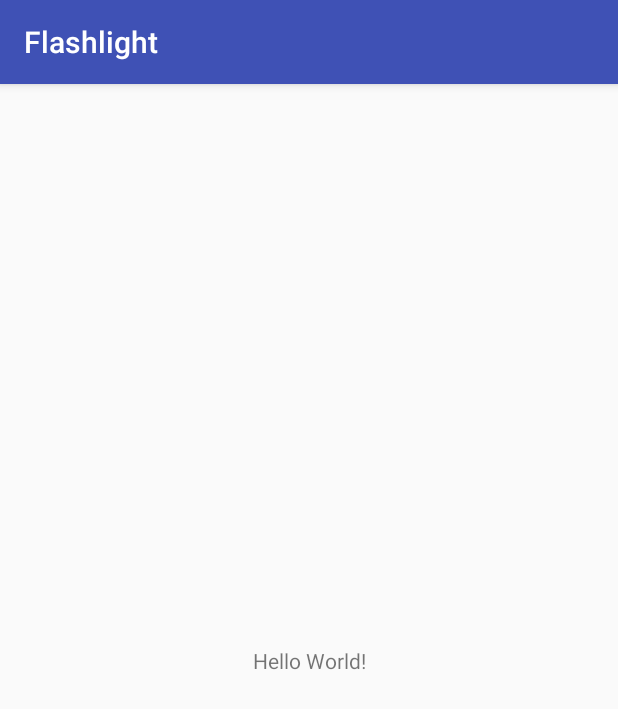
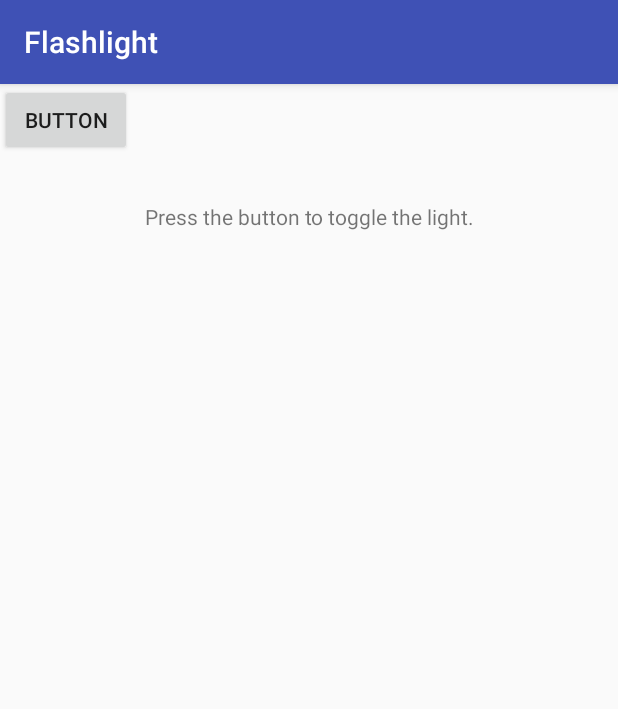
Before and after one commit to RickGZ/Flashlight, an Android app: the screen it shows after launch (MainActivity), on a phone screen of 412 x 824 dp. Shown: the top 709 px of the screen. Run offline under Robolectric (Android 15) with nearby library versions, the phone set to English and light mode, and no system bars.

Commit message:
Changed text, added button

```diff
--- a/app/src/main/res/layout/activity_main.xml
+++ b/app/src/main/res/layout/activity_main.xml
@@ -9,10 +9,20 @@
     <TextView
         android:layout_width="wrap_content"
         android:layout_height="wrap_content"
-        android:text="Hello World!"
+        android:text="Press the button to toggle the light."
         app:layout_constraintBottom_toBottomOf="parent"
+        app:layout_constraintHorizontal_bias="0.502"
         app:layout_constraintLeft_toLeftOf="parent"
         app:layout_constraintRight_toRightOf="parent"
-        app:layout_constraintTop_toTopOf="parent" />
+        app:layout_constraintTop_toTopOf="parent"
+        app:layout_constraintVertical_bias="0.105" />
+
+    <Button
+        android:id="@+id/button"
+        android:layout_width="wrap_content"
+        android:layout_height="wrap_content"
+        android:text="Button"
+        tools:layout_editor_absoluteY="231dp"
+        tools:layout_editor_absoluteX="148dp" />
 
 </android.support.constraint.ConstraintLayout>
```
